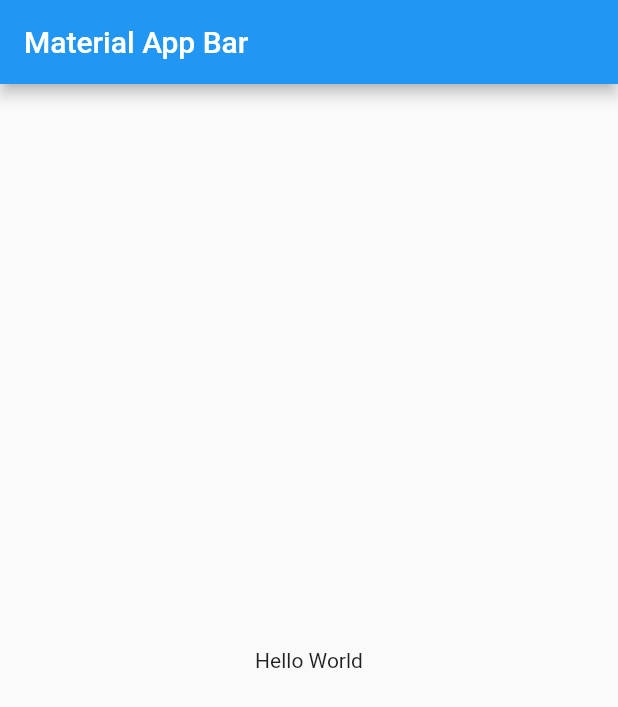
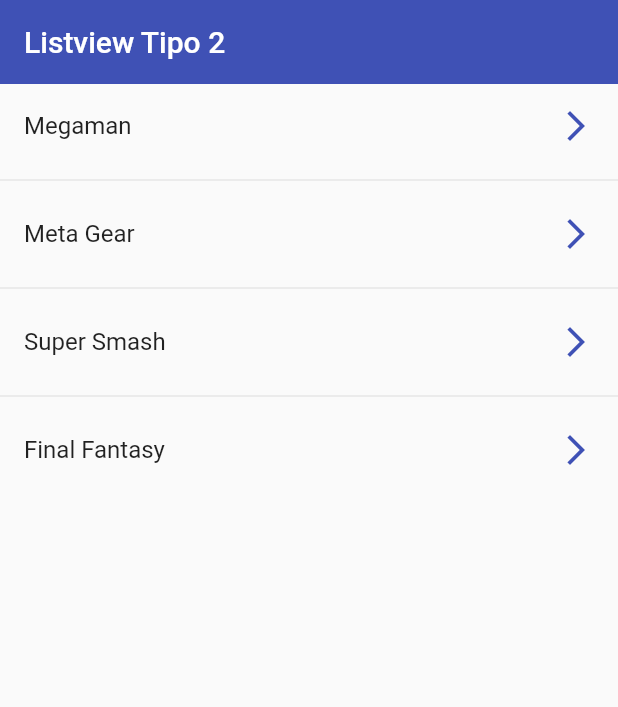
Before and after one commit to dagsis/fl_component, a Flutter app: the screen it shows after launch, on a phone screen of 412 x 824 dp. Shown: the top 707 px of the screen. Run offline on Flutter 3.47's test engine with Material 2 defaults, Android fonts, the phone set to English and light mode, and no system bars.

Commit message:
list view 1

```diff
--- a/lib/main.dart
+++ b/lib/main.dart
@@ -1,3 +1,4 @@
+import 'package:fl_component/pages/listview2_page.dart';
 import 'package:flutter/material.dart';
 
 void main() => runApp(const MyApp());
@@ -10,14 +11,7 @@ class MyApp extends StatelessWidget {
     return MaterialApp(
       debugShowCheckedModeBanner: false,
       title: 'Material App',
-      home: Scaffold(
-        appBar: AppBar(
-          title: const Text('Material App Bar'),
-        ),
-        body: const Center(
-          child: Text('Hello World'),
-        ),
-      ),
+      home: const Listview2Page()
     );
   }
 }
--- /dev/null
+++ b/lib/pages/listview1_page.dart
@@ -0,0 +1,26 @@
+import 'package:flutter/material.dart';
+class Listview1Page extends StatelessWidget {
+  const Listview1Page({Key? key}) : super(key: key);
+
+  final options = const ['Megaman','Meta Gear', 'Super Smash','Final Fantasy'];
+
+  @override
+  Widget build(BuildContext context) {
+    return  Scaffold(
+      appBar: AppBar(
+        title: const  Text(
+          'Listview Tipo 1'
+        ),
+      ),
+      body: ListView(
+        children:  [
+          ...options.map((e) => ListTile(
+            title: Text(e),
+            trailing: const Icon(Icons.arrow_forward_ios_outlined),
+          ) ).toList()
+
+        ],
+      ),
+    );
+  }
+}
--- /dev/null
+++ b/lib/pages/listview2_page.dart
@@ -0,0 +1,35 @@
+import 'package:flutter/material.dart';
+class Listview2Page extends StatelessWidget {
+  const Listview2Page({Key? key}) : super(key: key);
+
+  final options = const ['Megaman','Meta Gear', 'Super Smash','Final Fantasy'];
+
+  @override
+  Widget build(BuildContext context) {
+    return  Scaffold(
+      appBar: AppBar(
+        elevation: 0,
+        backgroundColor: Colors.indigo,
+        title: const  Text(
+          'Listview Tipo 2'
+        ),
+      ),
+      body: ListView.separated(
+        itemBuilder: (context, index) =>  ListTile(
+          title: Text(options[index]),
+          trailing: const Icon(Icons.arrow_forward_ios_outlined,color: Colors.indigo,),
+          onTap: () {
+            final game = options[index];
+            print(game);
+          },
+        ),
+        separatorBuilder: (_, __) => Divider(
+
+        ),
+        itemCount: options.length,
+
+
+      ),
+    );
+  }
+}
```
